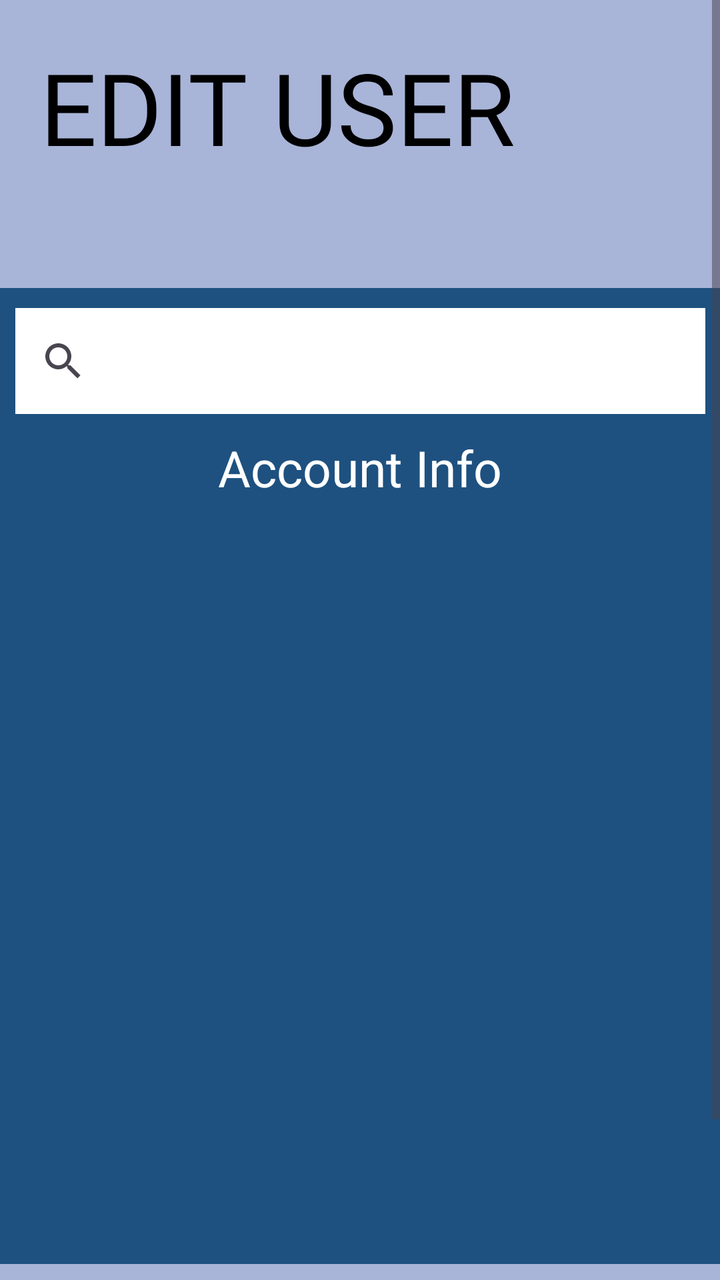
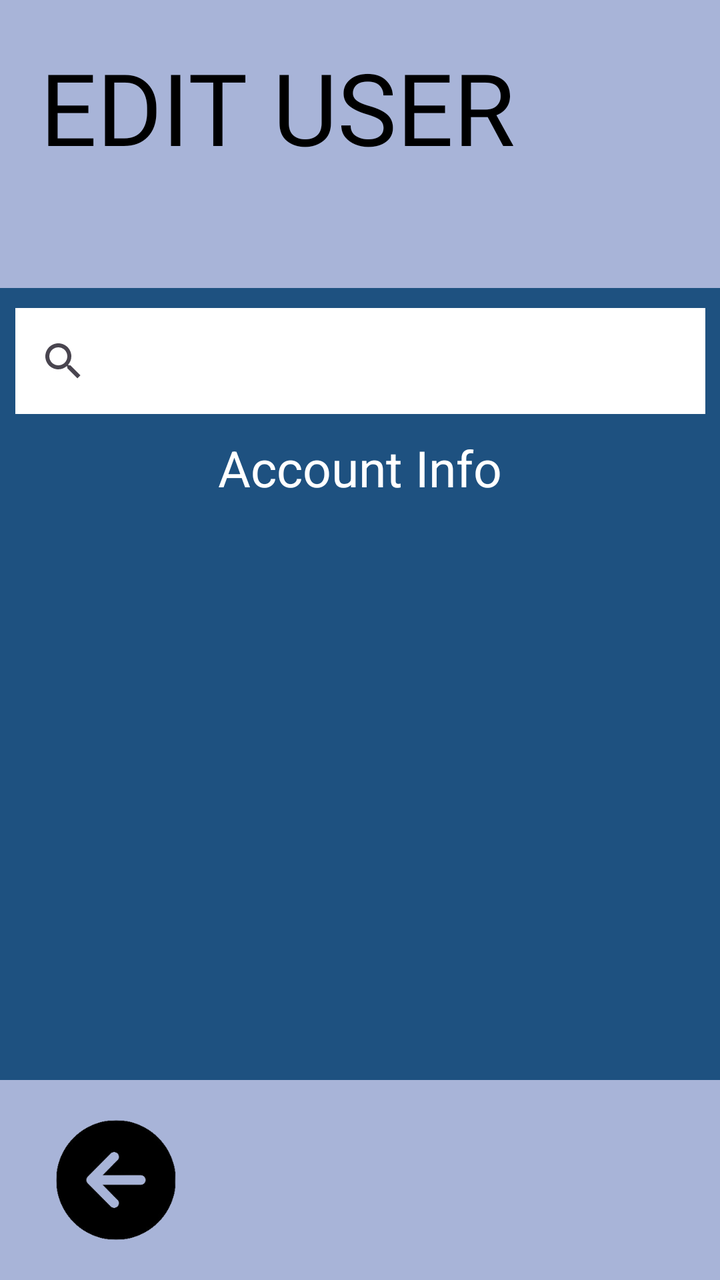

Before-and-after screenshots of an Android layout around one commit, followed by the original layout XML and the change that was made.
<!-- AndroidManifest.xml: application theme Theme.FinalsApplication -->
<!-- res/layout/activity_edit_account.xml -->
<?xml version="1.0" encoding="utf-8"?>
<RelativeLayout xmlns:android="http://schemas.android.com/apk/res/android"
    android:layout_width="match_parent"
    android:layout_height="match_parent"
    xmlns:tools="http://schemas.android.com/tools"
    xmlns:app="http://schemas.android.com/apk/res-auto"
    android:background="#1e5180">

    <ScrollView
        android:layout_width="409dp"
        android:layout_height="729dp"
        tools:layout_editor_absoluteX="1dp"
        tools:layout_editor_absoluteY="1dp">

        <LinearLayout
            android:layout_width="match_parent"
            android:layout_height="wrap_content"
            android:orientation="vertical">

            <LinearLayout
                android:layout_width="match_parent"
                android:layout_height="144dp"
                android:background="#a8b4d8"
                android:orientation="vertical">

                <TextView
                    android:id="@+id/mainLabel1"
                    android:layout_width="wrap_content"
                    android:layout_height="wrap_content"
                    android:layout_marginStart="20dp"
                    android:layout_marginTop="20dp"
                    android:fontFamily="@font/roboto_black"
                    android:text="EDIT USER"
                    android:textColor="@color/black"
                    android:textSize="50sp" />

            </LinearLayout>

            <androidx.constraintlayout.widget.ConstraintLayout
                android:layout_width="match_parent"
                android:layout_height="488dp">

                <TextView
                    android:id="@+id/nameLabel"
                    android:layout_width="wrap_content"
                    android:layout_height="wrap_content"
                    android:layout_marginTop="10dp"
                    android:text="Account Info"
                    android:textColor="@color/white"
                    android:textSize="25sp"
                    app:layout_constraintEnd_toEndOf="parent"
                    app:layout_constraintStart_toStartOf="parent"
                    app:layout_constraintTop_toBottomOf="@+id/searchView" />

                <ListView
                    android:id="@+id/list"
                    android:layout_width="match_parent"
                    android:layout_height="376dp"
                    android:layout_marginStart="4dp"
                    android:layout_marginTop="15dp"
                    android:textColor="@color/white"
                    app:layout_constraintStart_toStartOf="parent"
                    app:layout_constraintTop_toBottomOf="@+id/nameLabel" />

                <SearchView
                    android:id="@+id/searchView"
                    android:layout_width="345dp"
                    android:layout_height="53dp"
                    android:layout_marginTop="10dp"
                    android:background="@color/white"
                    app:layout_constraintEnd_toEndOf="parent"
                    app:layout_constraintStart_toStartOf="parent"
                    app:layout_constraintTop_toTopOf="parent" />

            </androidx.constraintlayout.widget.ConstraintLayout>

            <LinearLayout
                android:layout_width="match_parent"
                android:layout_height="100dip"
                android:layout_alignParentBottom="true"
                android:background="#a8b4d8">

                <ImageButton
                    android:id="@+id/backButton"
                    android:layout_width="76dp"
                    android:layout_height="wrap_content"
                    android:layout_marginStart="20dp"
                    android:layout_marginTop="20dp"
                    android:layout_marginBottom="20dp"
                    android:background="?android:attr/selectableItemBackground"
                    android:scaleType="fitCenter"
                    android:src="@drawable/arrowleft" />


            </LinearLayout>

        </LinearLayout>
    </ScrollView>
</RelativeLayout>
<!-- resources referenced by this layout -->
<resources>
  <color name="black">#000000</color>
  <color name="white">#FFFFFFFF</color>
  <!-- drawable arrowleft: png bitmap (drawable, 16559 bytes) -->
  <style name="Theme.FinalsApplication" parent="Base.Theme.FinalsApplication" />
  <style name="Base.Theme.FinalsApplication" parent="Theme.Material3.DayNight.NoActionBar">
          
          
          <item name="android:statusBarColor">#00000000</item>
      </style>
</resources>

<!-- the commit's change to res/layout/activity_edit_account.xml (unified diff, before → after) -->
@@ -74,26 +74,23 @@
 
             </androidx.constraintlayout.widget.ConstraintLayout>
 
-            <LinearLayout
-                android:layout_width="match_parent"
-                android:layout_height="100dip"
-                android:layout_alignParentBottom="true"
-                android:background="#a8b4d8">
-
-                <ImageButton
-                    android:id="@+id/backButton"
-                    android:layout_width="76dp"
-                    android:layout_height="wrap_content"
-                    android:layout_marginStart="20dp"
-                    android:layout_marginTop="20dp"
-                    android:layout_marginBottom="20dp"
-                    android:background="?android:attr/selectableItemBackground"
-                    android:scaleType="fitCenter"
-                    android:src="@drawable/arrowleft" />
-
-
-            </LinearLayout>
-
         </LinearLayout>
     </ScrollView>
+    <LinearLayout
+        android:layout_width="match_parent"
+        android:layout_height="100dip"
+        android:layout_alignParentBottom="true"
+        android:background="#a8b4d8">
+
+        <ImageButton
+            android:id="@+id/backButton"
+            android:layout_width="76dp"
+            android:layout_height="wrap_content"
+            android:layout_marginStart="20dp"
+            android:layout_marginTop="20dp"
+            android:layout_marginBottom="20dp"
+            android:background="?android:attr/selectableItemBackground"
+            android:scaleType="fitCenter"
+            android:src="@drawable/arrowleft" />
+    </LinearLayout>
 </RelativeLayout>
